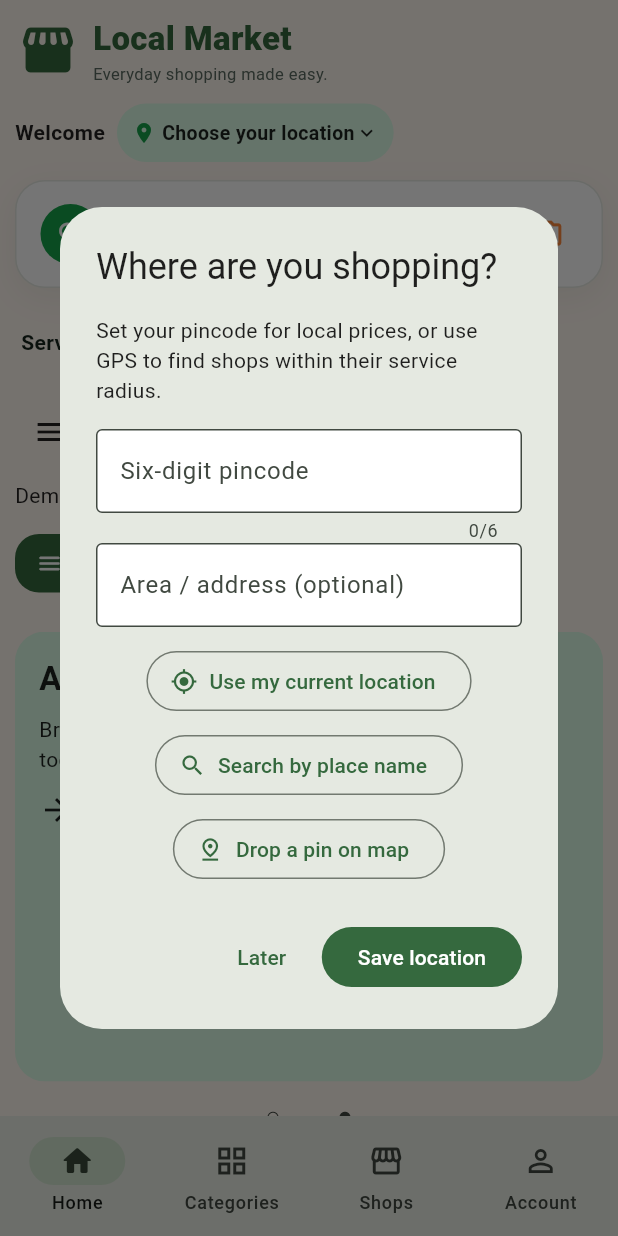
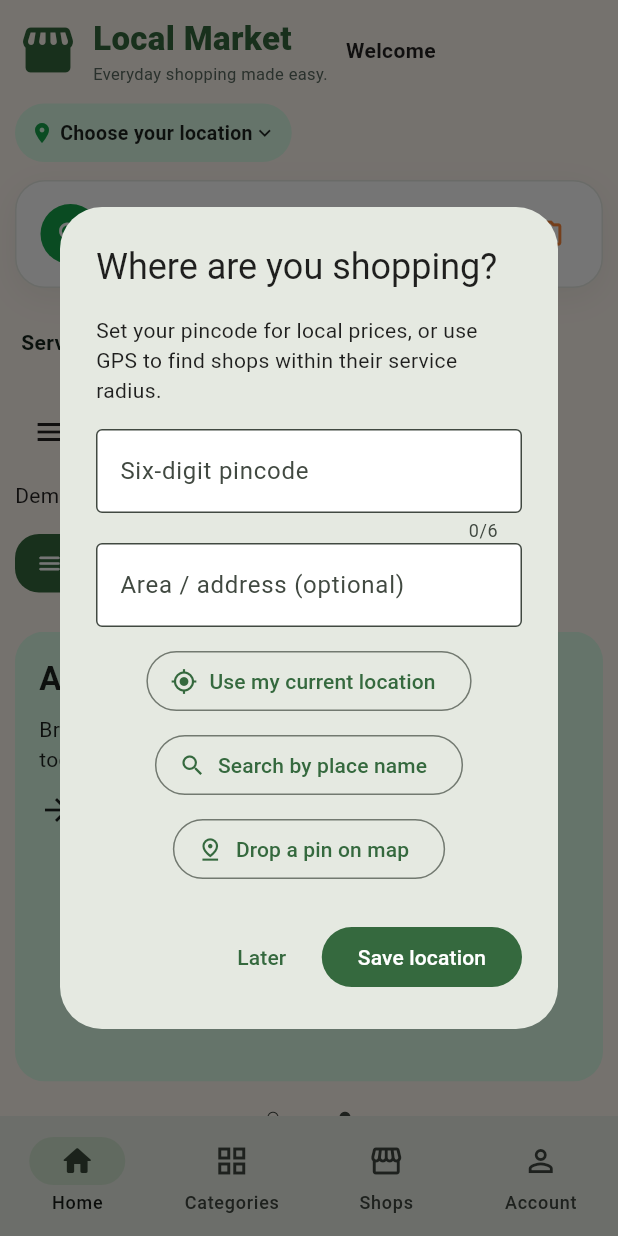
Before and after one commit to seshu1339-sys/my-project, a Flutter app: the screen it shows after launch, after a tap on "Choose your location", on a phone screen of 412 x 824 dp. Run offline on Flutter 3.47's test engine with Material 3 defaults, Android fonts, the phone set to English and light mode, and no system bars; our stand-ins replace cloud_firestore, cloud_functions, firebase_auth, firebase_core, firebase_messaging, firebase_storage and 7 more; missing offline and left inert: dart:js_interop; accounts and stored records are empty; Roboto replaces fonts that are missing (Arial).

Commit message:
Ad rail: genuinely uniform box size; fix header overflow at narrow widths
The previous "uniform size" attempt only stripped the per-ad height
field, but ComponentLayout.height() (scaled) and PromoCard's own
minimum-height fallback (unscaled) read that field two different ways,
so they silently disagreed and a box's visible height still grew with
its own content whenever neither value actually bounded rendering.
Thread one pre-computed pixel height straight through ScheduledPromo
and PromoCard (new heightOverride/exactHeight params) instead, with
the card's title/description truncated (maxLines + ellipsis) so
content that doesn't fit is cut gracefully rather than overflowing
Flutter's layout (which is what broke 8 tests at narrow widths/
extreme settings) or silently growing the box.

Also un-nests the header's "Welcome + location pill" Row back into two
separate Wrap children: a Row with no flexible children measures both
at their natural width regardless of the Wrap's own bound, and could
overflow horizontally at narrow viewports; as separate Wrap items the
pill just flows to its own line when there's no room.

Co-Authored-By: Claude Sonnet 5 <noreply@anthropic.com>

```diff
--- a/lib/ui/home_promo_card.dart
+++ b/lib/ui/home_promo_card.dart
@@ -8,9 +8,14 @@ import 'design_tokens.dart';
 import 'shared.dart';
 
 class PromoCard extends StatelessWidget {
-  const PromoCard({super.key, required this.entry, required this.onTap});
+  const PromoCard({super.key, required this.entry, required this.onTap, this.exactHeight});
   final Entry entry;
   final VoidCallback onTap;
+  // When set, pins the card body to exactly this height (clipping any
+  // content that doesn't fit) instead of the usual "grow to fit content,
+  // floored at a minimum" sizing -- used by the ad rail so every ad is
+  // visually the same size no matter how much its own text wraps.
+  final double? exactHeight;
   @override
   Widget build(BuildContext context) {
     final decoration = entryDecoration(entry, fallback: AppTokens.tintFor(entry.id.hashCode));
@@ -29,7 +34,7 @@ class PromoCard extends StatelessWidget {
         onTap: onTap,
         child: Stack(
           children: [
-            _CardBody(entry: entry, decoration: decoration, showEyebrow: !isAd),
+            _CardBody(entry: entry, decoration: decoration, showEyebrow: !isAd, exactHeight: exactHeight),
             if (countdownSeconds > 0)
               Positioned(
                 top: 8,
@@ -95,20 +100,28 @@ class _CountdownBadgeState extends State<_CountdownBadge> {
 }
 
 class _CardBody extends StatelessWidget {
-  const _CardBody({required this.entry, required this.decoration, this.showEyebrow = true});
+  const _CardBody({
+    required this.entry,
+    required this.decoration,
+    this.showEyebrow = true,
+    this.exactHeight,
+  });
   final Entry entry;
   final BoxDecoration decoration;
   final bool showEyebrow;
+  final double? exactHeight;
   @override
   Widget build(BuildContext context) {
-    return Container(
+    final container = Container(
           decoration: decoration.boxShadow == null
               ? decoration.copyWith(boxShadow: AppTokens.shadowSoft)
               : decoration,
           child: ConstrainedBox(
-            constraints: BoxConstraints(
-              minHeight: clampedNumber(entry, 'height', 200, 100, 1200),
-            ),
+            constraints: exactHeight != null
+                ? BoxConstraints.tightFor(height: exactHeight)
+                : BoxConstraints(
+                    minHeight: clampedNumber(entry, 'height', 200, 100, 1200),
+                  ),
             child: LayoutBuilder(
               builder: (context, c) => Padding(
                 padding: EdgeInsets.all(
@@ -146,6 +159,8 @@ class _CardBody extends StatelessWidget {
                     ],
                     Text(
                       entry.text('name'),
+                      maxLines: exactHeight == null ? null : 2,
+                      overflow: exactHeight == null ? null : TextOverflow.ellipsis,
                       style: TextStyle(
                         fontSize: clampedNumber(entry, 'fontSize', 25, 10, 40),
                         fontWeight: FontWeight.values.firstWhere(
@@ -163,6 +178,12 @@ class _CardBody extends StatelessWidget {
                     const SizedBox(height: 12),
                     Text(
                       entry.text('description'),
+                      // A fixed-height card (the ad rail's uniform boxes)
+                      // can't let the description grow with its own text --
+                      // one line, truncated, keeps every box the same size
+                      // regardless of how long the admin's copy is.
+                      maxLines: exactHeight == null ? null : 1,
+                      overflow: exactHeight == null ? null : TextOverflow.ellipsis,
                       style: TextStyle(
                         color: colorFromHex(
                           entry.text('textColor'),
@@ -178,6 +199,11 @@ class _CardBody extends StatelessWidget {
             ),
           ),
         );
+    // Content that doesn't fit within exactHeight is clipped rather than
+    // bleeding past the box's own bounds or growing the box -- this is
+    // what actually guarantees uniform visible size; a bare BoxConstraints
+    // tight height alone doesn't stop a Column from painting past it.
+    return exactHeight == null ? container : ClipRect(child: container);
   }
 }
 
--- a/lib/ui/home_scheduled_promo.dart
+++ b/lib/ui/home_scheduled_promo.dart
@@ -12,9 +12,16 @@ import 'layout_settings.dart';
 
 /// Each promotion owns its playback clock, dimensions and stop timer.
 class ScheduledPromo extends StatefulWidget {
-  const ScheduledPromo({super.key, required this.entry, required this.onTap});
+  const ScheduledPromo({super.key, required this.entry, required this.onTap, this.heightOverride});
   final Entry entry;
   final VoidCallback onTap;
+  // When set, replaces the usual admin-configured/responsive height
+  // computation outright (used by the ad rail to force every ad to the
+  // exact same pixel height, bypassing the per-entry 'height' field and
+  // the component-layout scale factor entirely, so there's a single
+  // source of truth for the number instead of two formulas that can
+  // disagree).
+  final double? heightOverride;
   @override
   State<ScheduledPromo> createState() => _ScheduledPromoState();
 }
@@ -95,7 +102,7 @@ class _ScheduledPromoState extends State<ScheduledPromo>
         widget.entry,
         MediaQuery.sizeOf(context).width,
       );
-      final height = layout.height(240, floor: 120);
+      final height = widget.heightOverride ?? layout.height(240, floor: 120);
       // The loop distance must equal exactly one card's height: the visible
       // window is also `height` tall, so the two stacked copies always tile
       // it with no seam. Baking `gap` into this distance (as before) made the
@@ -115,6 +122,7 @@ class _ScheduledPromoState extends State<ScheduledPromo>
         child: SingleChildScrollView(
           child: PromoCard(
             entry: widget.entry,
+            exactHeight: widget.heightOverride,
             onTap: () {
               Analytics.click(widget.entry);
               widget.onTap();
--- a/lib/ui/responsive_header_bar.dart
+++ b/lib/ui/responsive_header_bar.dart
@@ -199,19 +199,19 @@ class ResponsiveHeader extends StatelessWidget {
                 ),
                 // User greeting + compact location pill (matches the
                 // reference design's "📍 Narsipatnam ▾" style) — same
-                // onLocation callback. Grouped together, right after the
-                // logo, to match the wireframe's "user name + location"
-                // block.
-                Row(
-                  mainAxisSize: MainAxisSize.min,
-                  children: [
+                // onLocation callback. Two separate Wrap children (not one
+                // nested Row) right after the logo, to match the
+                // wireframe's "user name + location" block — a Row here
+                // would measure both at their natural width ignoring the
+                // Wrap's own bound and can overflow at narrow widths; as
+                // separate Wrap children, the pill simply flows to its own
+                // line when there's no room instead.
                 Text(
                   store.profileName.isEmpty
                       ? 'Welcome'.tr(context)
                       : 'Hello {name}'.tr(context, {'name': store.profileName}),
                   style: const TextStyle(fontWeight: FontWeight.w700),
                 ),
-                    const SizedBox(width: 8),
                 Material(
                   color: AppTokens.primaryLight,
                   borderRadius: BorderRadius.circular(AppTokens.radiusLg),
@@ -245,8 +245,6 @@ class ResponsiveHeader extends StatelessWidget {
                       ),
                     ),
                   ),
-                    ),
-                  ],
                 ),
                 SizedBox(
                   width: narrow ? c.maxWidth : math.max(260, c.maxWidth * .35),
```
Also changed, not shown: lib/ui/home_ad_rail.dart (+21 -13 lines). Lines whose indentation alone changed are shown as unchanged.
